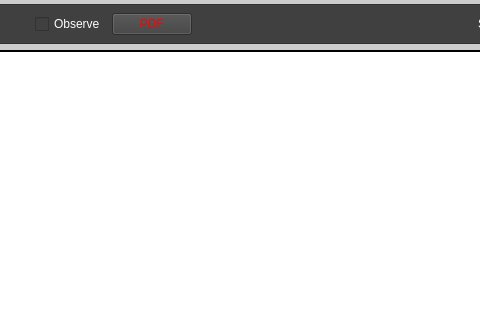
Old version of the form App/TypoViewer/windows/mainWindow.ui in the repository aikaisi/TypoViewer; both pictures show x 115 to 595 and y 0 to 320 of the 860 by 695 pixel window.
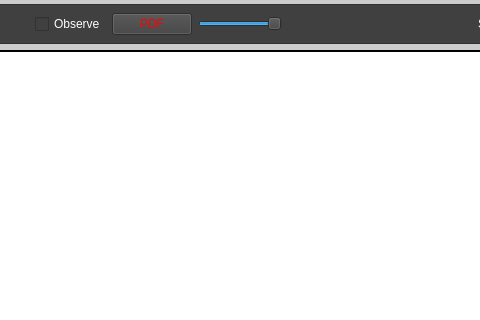
New version of the form. Icons and pictures are not drawn.

Patch:
```diff
--- a/App/TypoViewer/windows/mainWindow.ui
+++ b/App/TypoViewer/windows/mainWindow.ui
@@ -144,6 +144,31 @@
            </property>
           </widget>
          </item>
+         <item>
+          <widget class="QSlider" name="sldTrans">
+           <property name="sizePolicy">
+            <sizepolicy hsizetype="Maximum" vsizetype="Fixed">
+             <horstretch>0</horstretch>
+             <verstretch>0</verstretch>
+            </sizepolicy>
+           </property>
+           <property name="minimum">
+            <number>40</number>
+           </property>
+           <property name="maximum">
+            <number>100</number>
+           </property>
+           <property name="singleStep">
+            <number>1</number>
+           </property>
+           <property name="value">
+            <number>100</number>
+           </property>
+           <property name="orientation">
+            <enum>Qt::Horizontal</enum>
+           </property>
+          </widget>
+         </item>
          <item>
           <spacer name="horizontalSpacer">
            <property name="orientation">
```
Left out of the diff: 27 changed lines with no effect on the pictures.
